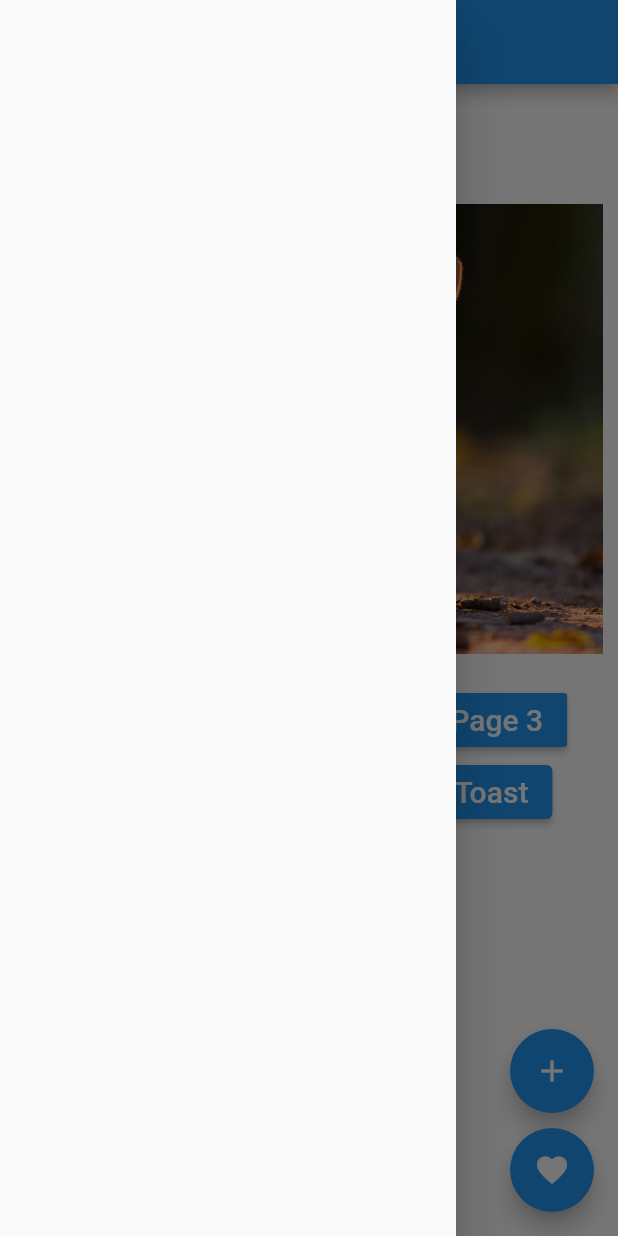
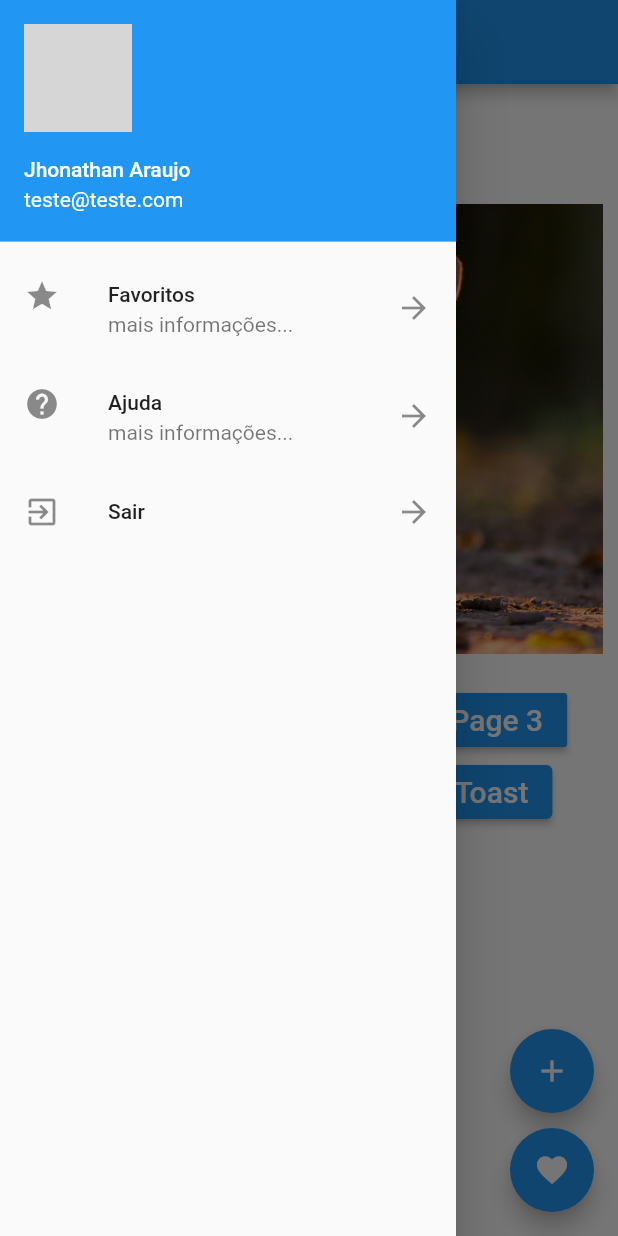
Before and after one commit to Jhow-A/basic-flutter, a Flutter app: the screen it shows after launch, with the side drawer open, on a phone screen of 412 x 824 dp. Run offline on Flutter 3.47's test engine with Material 2 defaults, Android fonts, the phone set to English and light mode, and no system bars; our stand-ins replace fluttertoast; network calls fail; grey boxes are pictures that could not be loaded.

Commit message:
Navigation Drawer

```diff
--- a/lib/home_page.dart
+++ b/lib/home_page.dart
@@ -3,6 +3,7 @@ import 'package:basic/pages/hello_page2.dart';
 import 'package:basic/pages/hello_page3.dart';
 import 'package:basic/utils/nav.dart';
 import 'package:basic/widgets/blue_button.dart';
+import 'package:basic/widgets/drawer_list.dart';
 import 'package:flutter/material.dart';
 import 'package:fluttertoast/fluttertoast.dart';
 
@@ -18,7 +19,7 @@ class HomePage extends StatelessWidget {
         title: Text(title),
       ),
       body: _body(context),
-      drawer: Drawer(),
+      drawer: const DrawerList(),
       floatingActionButton: Column(
         mainAxisAlignment: MainAxisAlignment.end,
         children: [
--- /dev/null
+++ b/lib/widgets/drawer_list.dart
@@ -0,0 +1,53 @@
+import 'package:flutter/material.dart';
+
+class DrawerList extends StatelessWidget {
+  const DrawerList({Key? key}) : super(key: key);
+
+  @override
+  Widget build(BuildContext context) {
+    return SafeArea(
+      child: Drawer(
+        child: ListView(
+          children: [
+            const UserAccountsDrawerHeader(
+              accountName: Text('Jhonathan Araujo'),
+              accountEmail: Text('teste@teste.com'),
+              currentAccountPicture: CircleAvatar(
+                backgroundImage: NetworkImage('https://icon-library.com/images/avatar-icon-images/avatar-icon-images-4.jpg'),
+              ),
+            ),
+            ListTile(
+              leading: const Icon(Icons.star),
+              title: const Text('Favoritos'),
+              subtitle: const Text('mais informações...'),
+              trailing: const Icon(Icons.arrow_forward),
+              onTap: () {
+                print('Item 1');
+                Navigator.pop(context);
+              },
+            ),
+            ListTile(
+              leading: const Icon(Icons.help),
+              title: const Text('Ajuda'),
+              subtitle: const Text('mais informações...'),
+              trailing: const Icon(Icons.arrow_forward),
+              onTap: () {
+                print('Item 1');
+                Navigator.pop(context);
+              },
+            ),
+            ListTile(
+              leading: const Icon(Icons.exit_to_app),
+              title: const Text('Sair'),
+              trailing: const Icon(Icons.arrow_forward),
+              onTap: () {
+                print('Item 1');
+                Navigator.pop(context);
+              },
+            ),
+          ],
+        ),
+      ),
+    );
+  }
+}
```
